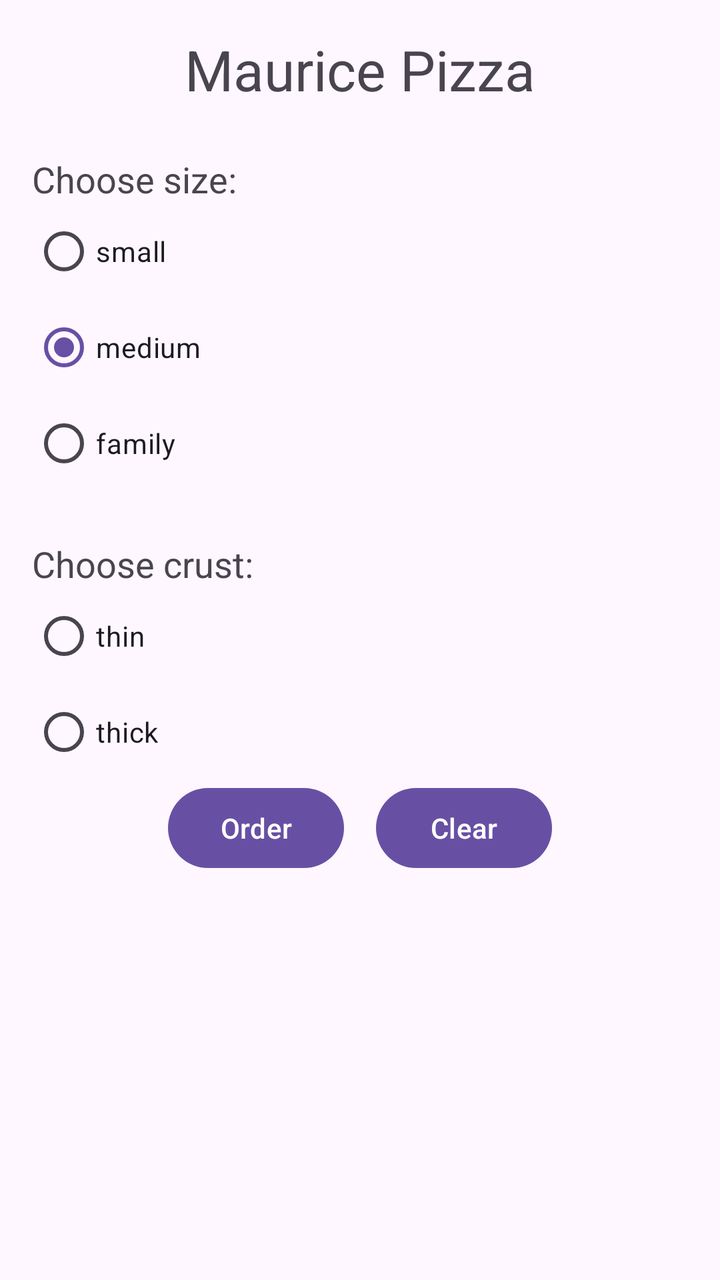
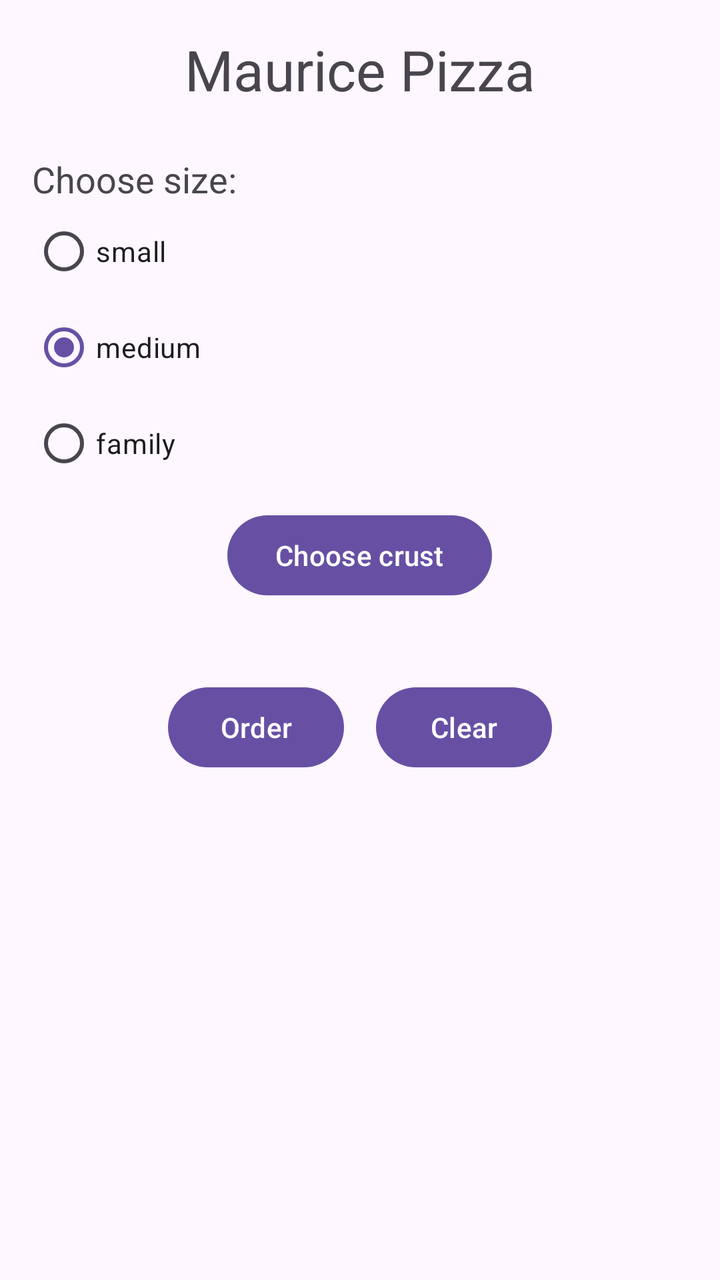

An Android layout rendered at two revisions. The XML below is the earlier revision; the diff shows what the commit changed to produce the second picture.
<!-- AndroidManifest.xml: application theme Theme.PizzaOrder -->
<!-- res/layout/activity_main.xml -->
<?xml version="1.0" encoding="utf-8"?>
<LinearLayout xmlns:android="http://schemas.android.com/apk/res/android"
    android:id="@+id/main"
    android:layout_width="match_parent"
    android:layout_height="match_parent"
    android:orientation="vertical"
    android:padding="16dp">

    

    <TextView
        android:id="@+id/tvTitle"
        android:layout_width="match_parent"
        android:layout_height="wrap_content"
        android:text="Maurice Pizza"
        android:gravity="center"
        android:textSize="28dp"/>

    <TextView
        android:id="@+id/tvSizeLabel"
        android:layout_width="wrap_content"
        android:layout_height="wrap_content"
        android:layout_marginTop="24dp"
        android:text="Choose size:"
        android:textSize="18sp" />

    <RadioGroup
        android:id="@+id/rgSize"
        android:layout_width="match_parent"
        android:layout_height="wrap_content"
        android:orientation="vertical">

        <RadioButton
            android:id="@+id/rbSmall"
            android:layout_width="wrap_content"
            android:layout_height="wrap_content"
            android:text="small"/>

        <RadioButton
            android:id="@+id/rbMedium"
            android:layout_width="wrap_content"
            android:layout_height="wrap_content"
            android:text="medium"
            android:checked="true"/>

        <RadioButton
            android:id="@+id/rbLarge"
            android:layout_width="wrap_content"
            android:layout_height="wrap_content"
            android:text="family" />

    </RadioGroup>

    <TextView
        android:id="@+id/tvCrustLabel"
        android:layout_width="wrap_content"
        android:layout_height="wrap_content"
        android:layout_marginTop="24dp"
        android:text="Choose crust:"
        android:textSize="18sp" />

    <RadioGroup
        android:id="@+id/rgCrust"
        android:layout_width="match_parent"
        android:layout_height="wrap_content"
        android:orientation="vertical">

        <RadioButton
            android:id="@+id/rbThin"
            android:layout_width="wrap_content"
            android:layout_height="wrap_content"
            android:text="thin"/>

        <RadioButton
            android:id="@+id/rbThick"
            android:layout_width="wrap_content"
            android:layout_height="wrap_content"
            android:text="thick" />

    </RadioGroup>

    <LinearLayout
        android:layout_width="wrap_content"
        android:layout_height="wrap_content"
        android:orientation="horizontal"
        android:layout_gravity="center_horizontal">

        <Button
            android:id="@+id/btnOrder"
            android:layout_width="wrap_content"
            android:layout_height="wrap_content"
            android:text="Order"
            android:layout_gravity="center_horizontal"
            android:layout_margin="8dp"/>

        <Button
            android:id="@+id/btnClear"
            android:layout_width="wrap_content"
            android:layout_height="wrap_content"
            android:text="Clear"
            android:layout_gravity="center_horizontal"
            android:layout_margin="8dp"/>
    </LinearLayout>
</LinearLayout>
<!-- resources referenced by this layout -->
<resources>
  <style name="Theme.PizzaOrder" parent="Base.Theme.PizzaOrder" />
  <style name="Base.Theme.PizzaOrder" parent="Theme.Material3.DayNight.NoActionBar">
          
          
      </style>
</resources>

<!-- the commit's change to res/layout/activity_main.xml (unified diff, before → after) -->
@@ -51,39 +51,20 @@
 
     </RadioGroup>
 
-    <TextView
-        android:id="@+id/tvCrustLabel"
+    <Button
+        android:id="@+id/btnChooseCrust"
         android:layout_width="wrap_content"
         android:layout_height="wrap_content"
-        android:layout_marginTop="24dp"
-        android:text="Choose crust:"
-        android:textSize="18sp" />
-
-    <RadioGroup
-        android:id="@+id/rgCrust"
-        android:layout_width="match_parent"
-        android:layout_height="wrap_content"
-        android:orientation="vertical">
-
-        <RadioButton
-            android:id="@+id/rbThin"
-            android:layout_width="wrap_content"
-            android:layout_height="wrap_content"
-            android:text="thin"/>
-
-        <RadioButton
-            android:id="@+id/rbThick"
-            android:layout_width="wrap_content"
-            android:layout_height="wrap_content"
-            android:text="thick" />
-
-    </RadioGroup>
+        android:text="Choose crust"
+        android:layout_gravity="center_horizontal"
+        android:layout_margin="8dp"/>
 
     <LinearLayout
         android:layout_width="wrap_content"
         android:layout_height="wrap_content"
         android:orientation="horizontal"
-        android:layout_gravity="center_horizontal">
+        android:layout_gravity="center_horizontal"
+        android:layout_marginTop="30dp">
 
         <Button
             android:id="@+id/btnOrder"
